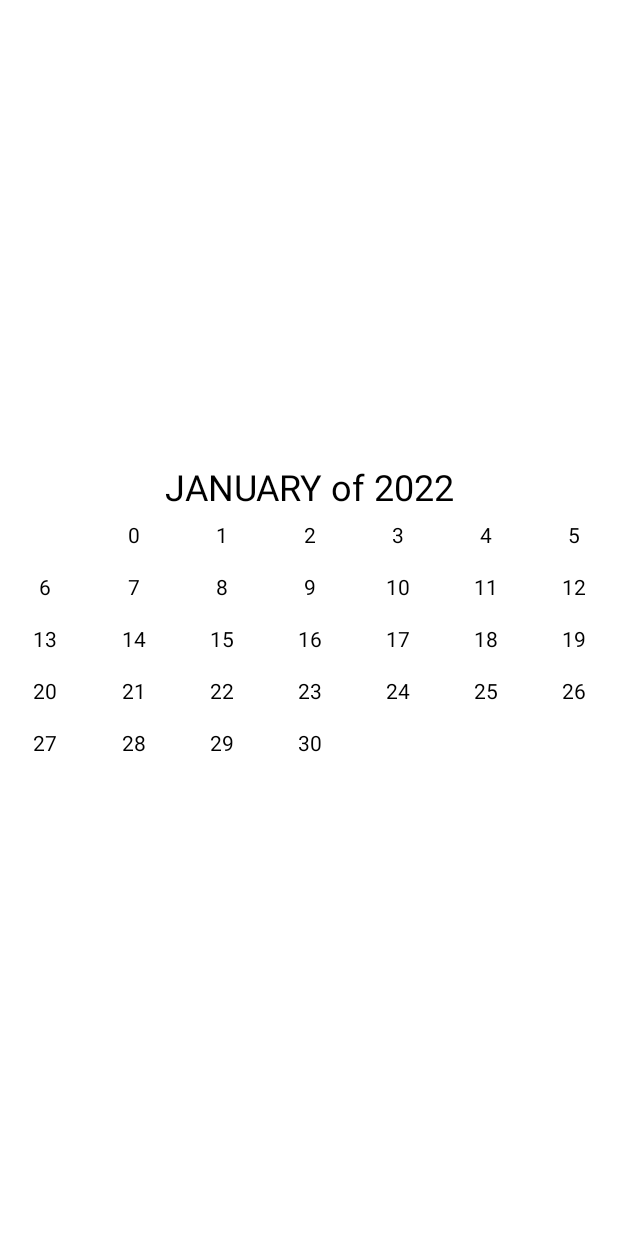
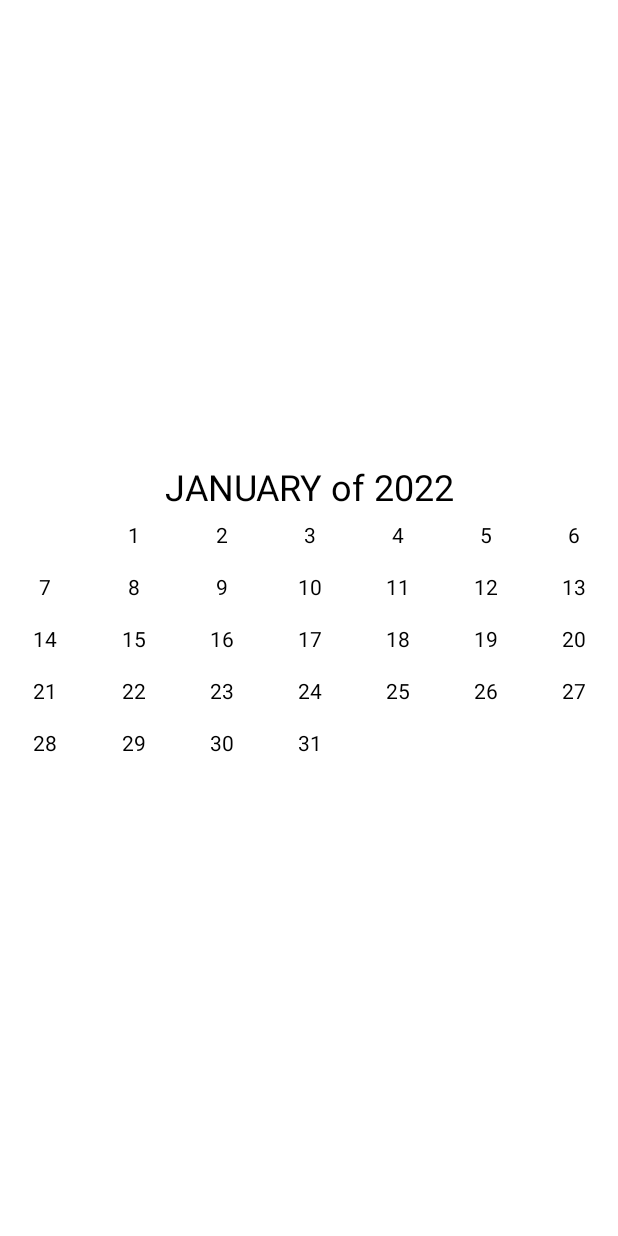
Before and after one commit to vldi01/MyGymMultiplatformExperiment, an Android app built with Jetpack Compose: the screen it shows after launch (MainActivity), on a phone screen of 412 x 824 dp. Run offline under Robolectric (Android 15) with nearby library versions, the phone set to English and light mode, and no system bars.

Commit message:
Fixed start day number

```diff
--- a/src/commonMain/kotlin/Main.kt
+++ b/src/commonMain/kotlin/Main.kt
@@ -13,7 +13,7 @@ fun HelloWorld() {
     val listItems = object : List<LocalDate> by ArrayList() {
         val calculated = hashMapOf<Int, LocalDate>()
 
-        override val size: Int = 2000
+        override val size: Int = Int.MAX_VALUE
         override fun get(index: Int): LocalDate {
             return calculated[index] ?: kotlin.run {
                 val zeroDate = Instant.fromEpochMilliseconds(0)
--- a/src/commonMain/kotlin/MonthView.kt
+++ b/src/commonMain/kotlin/MonthView.kt
@@ -25,7 +25,7 @@ fun MonthView(modifier: Modifier = Modifier, date: LocalDate, days: Int) {
 
         BoxWithConstraints(Modifier.fillMaxSize()) {
             LazyVerticalGrid(columns = GridCells.Fixed(7), userScrollEnabled = false) {
-                items(Array(date.dayOfMonth) { -1 } + Array(days) { it }) {
+                items(Array(date.dayOfMonth) { -1 } + Array(days) { it + 1 }) {
                     Box(
                         modifier = Modifier
                             .width(this@BoxWithConstraints.maxWidth / 7)
```
